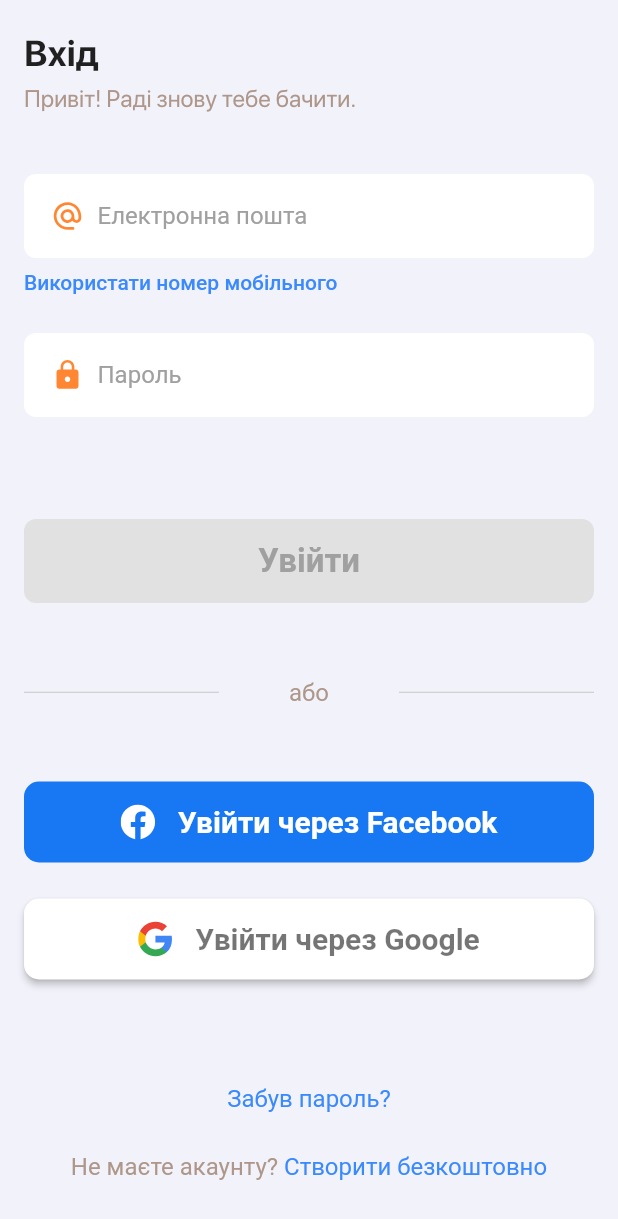
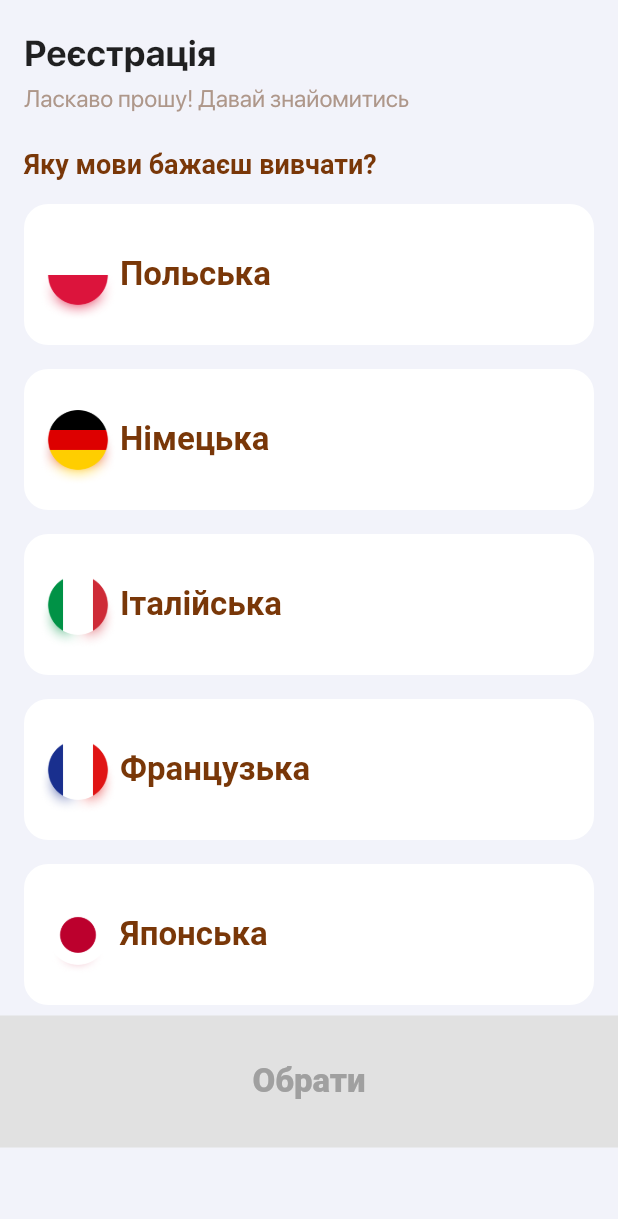
Before and after one commit to Vlasuz/CareerSpeak, a Flutter app: the screen it shows after launch, after a tap on "Створити безкоштовно", on a phone screen of 412 x 824 dp. Shown: the top 1219 px of the screen. Run offline on Flutter 3.47's test engine with Material 2 defaults, Android fonts, the phone set to English and light mode, and no system bars; our stand-ins replace flutter_masked_text2, flutter_svg, sms_autofill; project files that could hold a hidden picture were left out.

Commit message:
reg lang and info

```diff
--- a/lib/main.dart
+++ b/lib/main.dart
@@ -2,6 +2,8 @@ import 'package:career_speak/screens/forgot_password/forgot_password.dart';
 import 'package:career_speak/screens/login/login.dart';
 import 'package:career_speak/screens/login_phone/login_phone.dart';
 import 'package:career_speak/screens/password_recovery/password_recovery.dart';
+import 'package:career_speak/screens/registration_info/registration_info.dart';
+import 'package:career_speak/screens/registration_language/registration_language.dart';
 import 'package:flutter/material.dart';
 
 void main() {
@@ -25,6 +27,8 @@ class _MainScreenState extends State<MainScreen> {
         '/login_phone': (context) => const LoginPhone(),
         '/forgot_password': (context) => const ForgotPassword(),
         '/password_recovery': (context) => const PasswordRecovery(),
+        '/registration_language': (context) => const RegistrationLanguage(),
+        '/registration_info': (context) => const RegistrationInfo(),
       },
     );
   }
--- a/lib/screens/forgot_password/components/forgot_password_success.dart
+++ b/lib/screens/forgot_password/components/forgot_password_success.dart
@@ -5,12 +5,14 @@ import 'package:flutter_svg/flutter_svg.dart';
 void ForgotPasswordSuccess(BuildContext context, String inputValue) {
   showModalBottomSheet(
     context: context,
+    backgroundColor: Colors.transparent,
+    // isScrollControlled: true,
     builder: (BuildContext context) {
       return Container(
         height: 388.0,
         decoration: BoxDecoration(
-            color: Color(0xFFF2F3FA),
-            borderRadius: BorderRadius.circular(10.0)),
+          color: Color(0xFFF2F3FA),
+          borderRadius: BorderRadius.circular(25.0),),
         child: Column(
           mainAxisAlignment: MainAxisAlignment.center,
           crossAxisAlignment: CrossAxisAlignment.center,
--- a/lib/screens/login/components/login_bottom.dart
+++ b/lib/screens/login/components/login_bottom.dart
@@ -47,7 +47,9 @@ class LoginBottom extends StatelessWidget {
                 ),
               ),
               TextButton(
-                onPressed: () {},
+                onPressed: () {
+                  Navigator.pushNamed(context, '/registration_language');
+                },
                 style: ButtonStyle(
                   padding: MaterialStateProperty.all(
                       EdgeInsets.symmetric(vertical: 0.0, horizontal: 0)),
--- /dev/null
+++ b/lib/screens/registration_language/components/registration_language_header.dart
@@ -0,0 +1,33 @@
+import 'package:career_speak/constants.dart';
+import 'package:flutter/material.dart';
+
+class RegistrationLanguageHeader extends StatelessWidget {
+  const RegistrationLanguageHeader({Key? key}) : super(key: key);
+
+  @override
+  Widget build(BuildContext context) {
+    return const Column(
+      crossAxisAlignment: CrossAxisAlignment.start,
+      children: [
+        Text(
+          'Реєстрація',
+          style: TextStyle(
+            fontFamily: 'SFPro',
+            fontWeight: FontWeight.w700,
+            fontSize: 24.0,
+          ),
+        ),
+        SizedBox(height: 6.0,),
+        Text(
+          'Ласкаво прошу! Давай знайомитись',
+          style: TextStyle(
+            fontFamily: 'SFPro',
+            color: cWhiteOrange,
+            fontWeight: FontWeight.w400,
+            fontSize: 16.0,
+          ),
+        ),
+      ],
+    );
+  }
+}
--- /dev/null
+++ b/lib/screens/registration_language/components/registration_language_list.dart
@@ -0,0 +1,62 @@
+import 'package:career_speak/constants.dart';
+import 'package:career_speak/storage/languages.dart';
+import 'package:flutter/material.dart';
+
+class RegistrationLanguageList extends StatefulWidget {
+  const RegistrationLanguageList({Key? key, required this.selectedIndex, required this.onIndexChanged}) : super(key: key);
+
+  final int selectedIndex;
+  final Function(int) onIndexChanged;
+
+  @override
+  State<RegistrationLanguageList> createState() => _RegistrationLanguageListState();
+}
+
+class _RegistrationLanguageListState extends State<RegistrationLanguageList> {
+
+  @override
+  Widget build(BuildContext context) {
+    return SizedBox(
+      height: MediaQuery.of(context).size.height - 267,
+      child: ListView.builder(
+        itemCount: languages.length,
+        itemBuilder: (context, index) {
+          final lang = languages[index];
+          return GestureDetector(
+            onTap: () {
+              setState(() {
+                widget.onIndexChanged(index);
+              });
+            },
+            child: Container(
+              margin: EdgeInsets.only(top: 16.0),
+              padding: EdgeInsets.fromLTRB(8.0, 16.0, 16.0, 16.0),
+              decoration: BoxDecoration(
+                color: widget.selectedIndex == index ? cOrange : cWhite,
+                borderRadius: BorderRadius.circular(16.0),
+              ),
+              child: Row(
+                children: [
+                  Container(
+                    margin: EdgeInsets.only(top: 6.0),
+                    child: lang.icon,
+                  ),
+                  Text(
+                    lang.title,
+                    style: TextStyle(
+                      fontSize: 22.0,
+                      fontWeight: FontWeight.w600,
+                      color: widget.selectedIndex == index
+                          ? cWhite
+                          : cBrown,
+                    ),
+                  )
+                ],
+              ),
+            ),
+          );
+        },
+      ),
+    );
+  }
+}
--- /dev/null
+++ b/lib/screens/registration_language/registration_language.dart
@@ -0,0 +1,99 @@
+import 'package:career_speak/constants.dart';
+import 'package:career_speak/screens/registration_language/components/registration_language_header.dart';
+import 'package:career_speak/screens/registration_language/components/registration_language_list.dart';
+import 'package:flutter/material.dart';
+
+class RegistrationLanguage extends StatefulWidget {
+  const RegistrationLanguage({Key? key}) : super(key: key);
+
+  @override
+  State<RegistrationLanguage> createState() => _RegistrationLanguageState();
+}
+
+class _RegistrationLanguageState extends State<RegistrationLanguage> {
+  int selectedIndex = 9999;
+
+  @override
+  Widget build(BuildContext context) {
+
+    final isSelected = selectedIndex != null && selectedIndex! >= 0 && selectedIndex! < 999;
+
+    return Scaffold(
+      backgroundColor: cBackgroundColor,
+      body: SafeArea(
+        bottom: false,
+        child: Column(
+          crossAxisAlignment: CrossAxisAlignment.start,
+          children: [
+            Container(
+              padding: const EdgeInsets.symmetric(horizontal: 16.0),
+              child: Column(
+                crossAxisAlignment: CrossAxisAlignment.start,
+                children: [
+                  SizedBox(
+                    height: 21.0,
+                  ),
+                  RegistrationLanguageHeader(),
+                  SizedBox(
+                    height: 24.0,
+                  ),
+                  Text(
+                    'Яку мови бажаєш вивчати?',
+                    style: TextStyle(
+                        color: cBrown,
+                        fontWeight: FontWeight.w600,
+                        fontSize: 18.0),
+                  ),
+                  RegistrationLanguageList(
+                    selectedIndex: selectedIndex!,
+                    onIndexChanged: (int index) {
+                      setState(() {
+                        selectedIndex = index;
+                      });
+                    },
+                  ),
+                ],
+              ),
+            ),
+            Container(
+              width: double.infinity,
+              height: 88.0,
+              color: isSelected
+                  ? cOrange
+                  : Color(0xFFE1E1E1),
+              child: TextButton(
+                onPressed: () {
+                  if(!isSelected) return;
+
+                  Navigator.pushNamed(context, '/registration_info');
+                },
+                style: ButtonStyle(
+                  padding: MaterialStateProperty.all(
+                      EdgeInsets.symmetric(vertical: 0.0, horizontal: 0)),
+                  minimumSize: MaterialStateProperty.all(Size(0, 0)),
+                  visualDensity: VisualDensity.compact,
+                  tapTargetSize: MaterialTapTargetSize.shrinkWrap,
+                  overlayColor: MaterialStateProperty.all(
+                    isSelected
+                        ? Colors.orange
+                        : Colors.transparent,
+                  ),
+                ),
+                child: Text(
+                  'Обрати',
+                  style: TextStyle(
+                    color: isSelected
+                        ? cWhite
+                        : Color(0xFFA0A0A0),
+                    fontSize: 22.0,
+                    fontWeight: FontWeight.w800,
+                  ),
+                ),
+              ),
+            ),
+          ],
+        ),
+      ),
+    );
+  }
+}
--- /dev/null
+++ b/lib/storage/languages.dart
@@ -0,0 +1,11 @@
+import 'package:career_speak/constants.dart';
+import 'package:flutter/cupertino.dart';
+import 'package:flutter_svg/flutter_svg.dart';
+
+final List<LanguagesList> languages = [
+  LanguagesList(title: 'Польська', icon: Image.asset('assets/images/languages/poland.png', width: 56.0, height: 56.0,)),
+  LanguagesList(title: 'Німецька', icon: Image.asset('assets/images/languages/germany.png', width: 56.0, height: 56.0,)),
+  LanguagesList(title: 'Італійська', icon: Image.asset('assets/images/languages/italia.png', width: 56.0, height: 56.0,)),
+  LanguagesList(title: 'Французька', icon: Image.asset('assets/images/languages/france.png', width: 56.0, height: 56.0,)),
+  LanguagesList(title: 'Японська', icon: Image.asset('assets/images/languages/japan.png', width: 56.0, height: 56.0,)),
+];
--- a/pubspec.yaml
+++ b/pubspec.yaml
@@ -65,6 +65,7 @@ flutter:
   assets:
     - assets/images/
     - assets/images/popup/
+    - assets/images/languages/
 
   # An image asset can refer to one or more resolution-specific "variants", see
   # https://flutter.dev/assets-and-images/#resolution-aware
```
Also changed, not shown: lib/constants.dart (+9 -0 lines), lib/screens/forgot_password/components/forgot_password_failed.dart (+5 -4 lines), lib/screens/password_recovery/components/password_recovery_failed.dart (+5 -2 lines), lib/screens/password_recovery/components/password_recovery_success.dart (+5 -2 lines), lib/screens/registration_info/components/registration_info_header.dart (added, +55 -0 lines), lib/screens/registration_info/registration_info.dart (added, +148 -0 lines), assets/images/languages/france.png (added), assets/images/languages/germany.png (added), assets/images/languages/italia.png (added), assets/images/languages/japan.png (added), assets/images/languages/poland.png (added), assets/images/user.svg (added), 2 other files.
